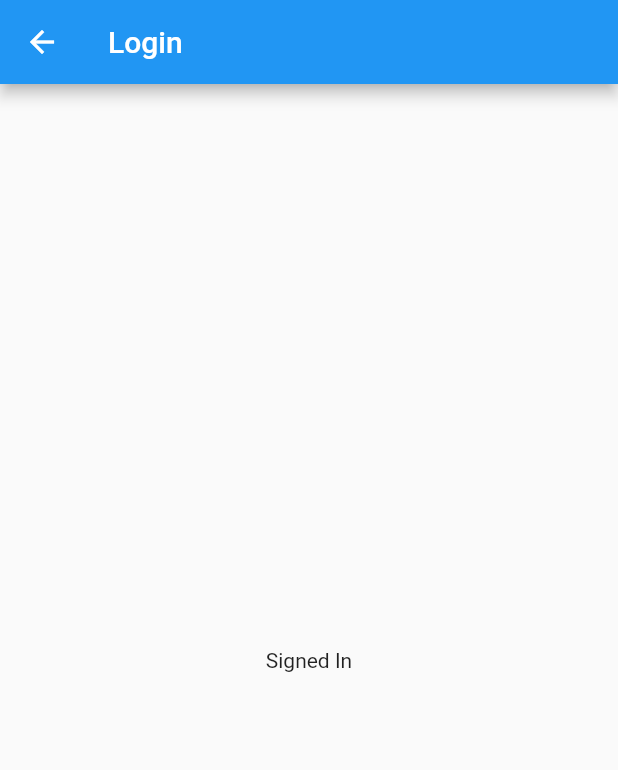
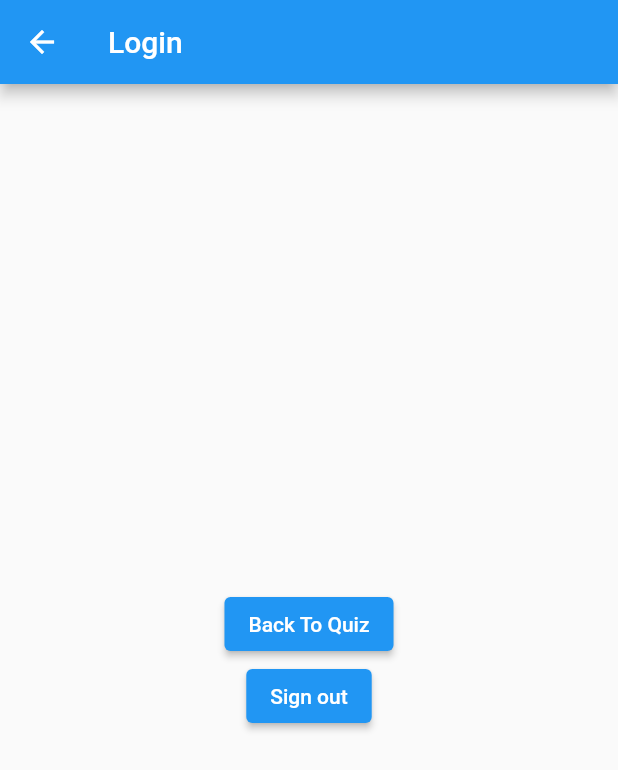
Before and after one commit to dishankjindal1/appscript-assignmentApp-quiz, a Flutter app: the LoginView screen opened directly, on a phone screen of 412 x 824 dp. Shown: the top 770 px of the screen. Run offline on Flutter 3.47's test engine with Material 2 defaults, Android fonts, the phone set to English and light mode, and no system bars; our stand-ins replace bloc, dio, equatable, firebase_auth, firebase_core, flutter_bloc and 2 more; missing offline and left inert: flutterfire_ui; accounts and stored records are empty.

Commit message:
view logic is done

```diff
--- a/lib/view/login/login.view.dart
+++ b/lib/view/login/login.view.dart
@@ -1,7 +1,7 @@
 import 'package:firebase_auth/firebase_auth.dart';
 import 'package:flutter/material.dart';
 import 'package:flutter_bloc/flutter_bloc.dart';
-import 'package:flutterfire_ui/auth.dart';
+import 'package:flutterfire_ui/auth.dart' as fireui;
 import 'package:quiz/view_modal/login/bloc/login_bloc.dart';
 
 class LoginView extends StatelessWidget {
@@ -21,51 +21,77 @@ class LoginView extends StatelessWidget {
         title: const Text('Login'),
       ),
       body: BlocConsumer<LoginBloc, LoginState>(
-        listener: (context, state) {
-          if (state is LoginSuccess) {
-            Navigator.of(context).popAndPushNamed('/quiz');
+        listener: (blocContext, blocState) {
+          if (blocState is LoginSuccess) {
+            Navigator.of(context).pushNamed('/quiz');
           }
         },
-        builder: (context, state) {
-          if (state is LoginInitial) {
+        builder: (blocContext, blocState) {
+          if (blocState is LoginInitial || blocState is LogoutSuccess) {
+            return _loginProviderScreen(context);
+          }
+          if (blocState is LoginSuccess) return _loggedScreen(context);
+          return _circularIndi();
+        },
+      ),
+    );
+  }
+
+  // Widget _loginInitialScreen(BuildContext context) => Center(
+  //       child: ElevatedButton(
+  //         onPressed: () => context.read<LoginBloc>().add(LoginRequestedEvent()),
+  //         child: const Text('Google Signin'),
+  //       ),
+  //     );
+  Widget _loggedScreen(BuildContext context) => Center(
+        child: Column(
+          mainAxisAlignment: MainAxisAlignment.center,
+          children: [
+            ElevatedButton(
+              onPressed: () =>
+                  context.read<LoginBloc>().add(LoginRequestedEvent()),
+              child: const Text('Back To Quiz'),
+            ),
+            ElevatedButton(
+              onPressed: () =>
+                  context.read<LoginBloc>().add(LogoutRequestedEvent()),
+              child: const Text('Sign out'),
+            ),
+          ],
+        ),
+      );
+  Widget _circularIndi() => const Center(child: CircularProgressIndicator());
+
+  Widget _loginProviderScreen(BuildContext context) {
     return Center(
-              child: AuthFlowBuilder<OAuthController>(
-                config: const GoogleProviderConfiguration(
+      child: fireui.AuthFlowBuilder<fireui.OAuthController>(
+        config: const fireui.GoogleProviderConfiguration(
             clientId:
                 '763499512736-2rhn4cjlgaqlr5mj2oknoj9u4ifigfot.apps.googleusercontent.com'),
+        auth: FirebaseAuth.instance,
         listener: (oldState, newState, controller) {
-                  if (state is SignedIn) {
+          if (newState is fireui.SignedIn) {
             context.read<LoginBloc>().add(LoginRequestedEvent());
           }
         },
         builder: (context, state, ctrl, child) {
-                  if (state is SignedIn) {
-                    return const Center(child: Text('Signed In'));
-                  } else if (state is AuthFailed) {
-                    return const Center(child: Text('Failed'));
-                  } else if (state is SigningIn) {
-                    return const Center(child: CircularProgressIndicator());
-                  } else {
-                    return Center(
-                      child: ElevatedButton(
-                          onPressed: () async {
-                            await ctrl
-                                .signInWithProvider(TargetPlatform.android);
-                            context
-                                .read<LoginBloc>()
-                                .add(LoginRequestedEvent());
+          if (state is fireui.AuthFailed) {
+            return _googleSignInButton(context, state, ctrl);
+          }
+          return _googleSignInButton(context, state, ctrl);
         },
-                          child: Text(
-                              '${FirebaseAuth.instance.currentUser?.displayName ?? 'None'} in BlocConsumer LoginView')),
-                    );
-                  }
-                },
+        onComplete: (credential) {},
       ),
     );
   }
-          return const Center(child: CircularProgressIndicator());
+
+  Widget _googleSignInButton(BuildContext context, fireui.AuthState state,
+      fireui.OAuthController ctrl) {
+    return ElevatedButton(
+      onPressed: () async {
+        await ctrl.signInWithProvider(TargetPlatform.android);
       },
-      ),
+      child: const Text('Google Sign-In'),
     );
   }
 }
--- a/lib/view/view.dart
+++ b/lib/view/view.dart
@@ -1,5 +1,6 @@
 import 'package:flutter/material.dart';
 import 'package:quiz/view/login/login.view.dart';
+import 'package:quiz/view/quiz/quiz.view.dart';
 
 class ViewMaterialApp extends MaterialApp {
   ViewMaterialApp({Key? key})
@@ -9,7 +10,7 @@ class ViewMaterialApp extends MaterialApp {
           debugShowCheckedModeBanner: false,
           routes: {
             '/': LoginView.page(),
-            '/quiz': LoginView.page(),
+            '/quiz': QuizView.page(),
           },
           // theme: ViewMaterialApp.lightThemeData,
         );
--- a/lib/view_modal/login/bloc/login_event.dart
+++ b/lib/view_modal/login/bloc/login_event.dart
@@ -7,7 +7,6 @@ abstract class LoginEvent extends Equatable {
   List<Object> get props => [];
 }
 
-class LoginRequestedEvent extends LoginEvent {
-}
+class LoginRequestedEvent extends LoginEvent {}
 
 class LogoutRequestedEvent extends LoginEvent {}
--- a/lib/view_modal/login/bloc/login_state.dart
+++ b/lib/view_modal/login/bloc/login_state.dart
@@ -7,16 +7,14 @@ abstract class LoginState extends Equatable {
   List<Object> get props => [];
 }
 
-class LoginInitial extends LoginState {
-  LoginInitial() {
-    FirebaseAuth.instance.signOut();
-  }
-}
+class LoginInitial extends LoginState {}
 
 class LoginSuccess extends LoginState {}
 
-class LoginFailure extends LoginState {}
+class LogoutSuccess extends LoginState {}
 
-class LoginLoading extends LoginState {}
+class LFailure extends LoginState {}
 
-class LogoutSuccess extends LoginState {}
+class LLoading extends LoginState {}
+
+class LComplete extends LoginState {}
```
Also changed, not shown: lib/view/quiz/quiz.view.dart (+42 -5 lines), lib/view_modal/login/bloc/login_bloc.dart (+14 -25 lines), lib/view_modal/quiz/bloc/quiz_bloc.dart (+21 -3 lines), lib/view_modal/quiz/bloc/quiz_event.dart (+11 -0 lines), lib/view_modal/quiz/bloc/quiz_state.dart (+9 -0 lines). Lines whose indentation alone changed are shown as unchanged.
